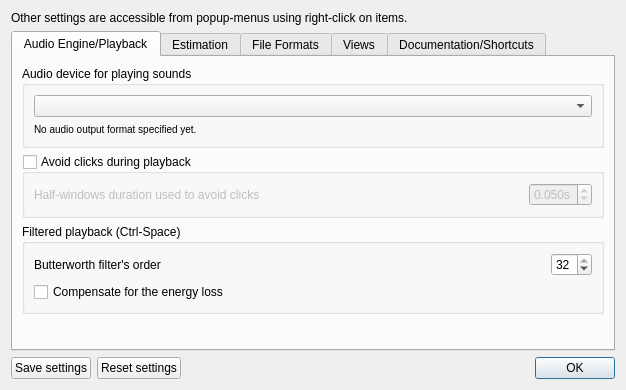
The window that src/wdialogsettings.ui (gillesdegottex/dfasma) describes before a commit, drawn with Qt 5.
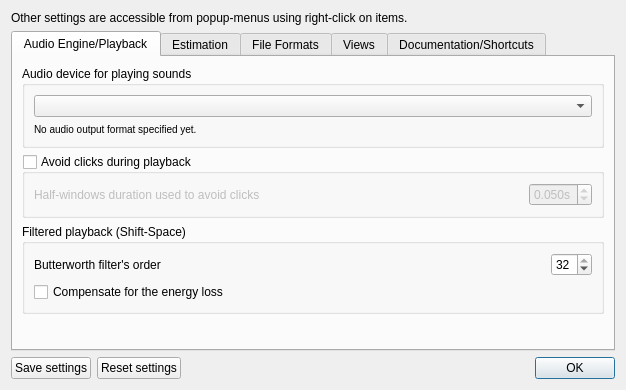
The same window after the commit. Icons and pictures are not drawn.

```diff
--- a/src/wdialogsettings.ui
+++ b/src/wdialogsettings.ui
@@ -158,7 +158,7 @@
        <item>
         <widget class="QGroupBox" name="groupBox_3">
          <property name="title">
-          <string>Filtered playback (Ctrl-Space)</string>
+          <string>Filtered playback (Shift-Space)</string>
          </property>
          <layout class="QVBoxLayout" name="verticalLayout_6">
           <item>
```
